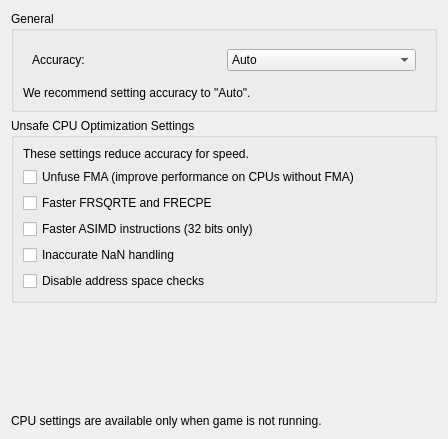
Above: src/yuzu/configuration/configure_cpu.ui from QuantumGhost/yuzu before the change. Below: the same form after it.
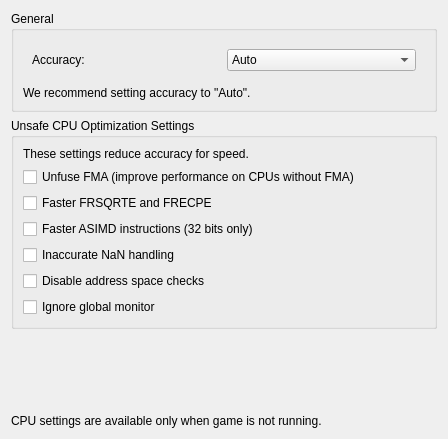
That is the form after the change.

The edit to the form file:
```diff
--- a/src/yuzu/configuration/configure_cpu.ui
+++ b/src/yuzu/configuration/configure_cpu.ui
@@ -150,6 +150,18 @@
           </property>
          </widget>
         </item>
+        <item>
+         <widget class="QCheckBox" name="cpuopt_unsafe_ignore_global_monitor">
+          <property name="toolTip">
+           <string>
+            &lt;div&gt;This option improves speed by relying only on the semantics of cmpxchg to ensure safety of exclusive access instructions. Please note this may result in deadlocks and other race conditions.&lt;/div&gt;
+           </string>
+          </property>
+          <property name="text">
+           <string>Ignore global monitor</string>
+          </property>
+         </widget>
+        </item>
        </layout>
       </widget>
      </item>
```
